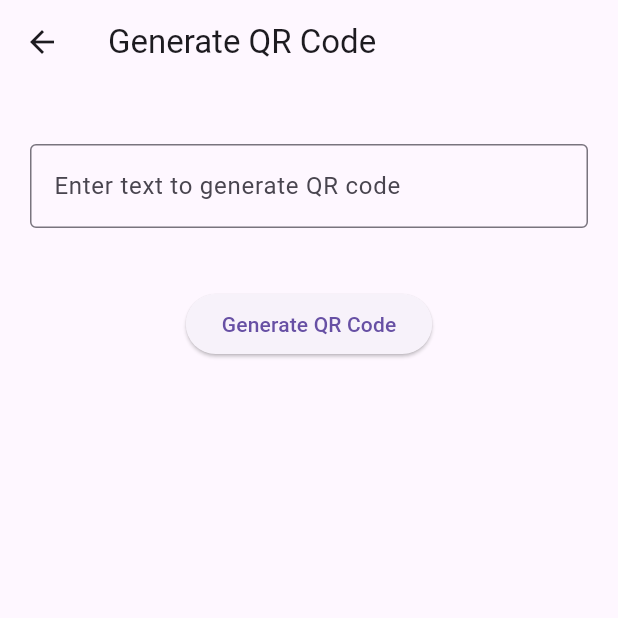
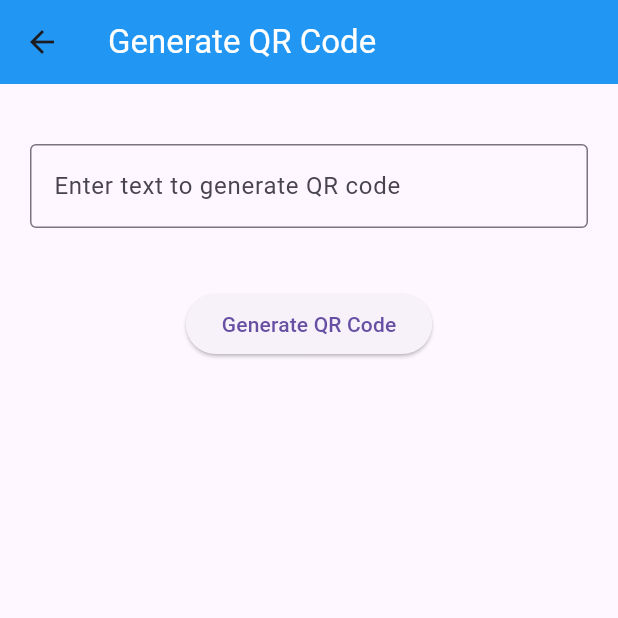
Before and after one commit to samiulislam09/qr-code-scanner, a Flutter app: the screen it shows after launch, after a tap on "Generate QR Code", on a phone screen of 412 x 824 dp, the top half of it. Run offline on Flutter 3.47's test engine with Material 3 defaults, Android fonts, the phone set to English and light mode, and no system bars; our stand-ins replace qr_flutter; missing offline and left inert: flutter_barcode_scanner.

```diff
--- a/lib/main.dart
+++ b/lib/main.dart
@@ -17,7 +17,7 @@ class _MainAppState extends State<MainApp> {
   Widget build(BuildContext context) {
     return MaterialApp(
       debugShowCheckedModeBanner: false,
-      home: SafeArea(child: HomePage()),
+      home: HomePage(),
     );
   }
 }
--- a/lib/pages/generate_qr_code.dart
+++ b/lib/pages/generate_qr_code.dart
@@ -14,7 +14,11 @@ class _GenerateQrCodeState extends State<GenerateQrCode> {
   Widget build(BuildContext context) {
     return Scaffold(
       appBar: AppBar(
-        title: Text("Generate QR Code"),
+        title: Text(
+          "Generate QR Code",
+          style: TextStyle(color: Colors.white),
+        ),
+        backgroundColor: Colors.blue,
       ),
       body: SingleChildScrollView(
         child: Column(
@@ -43,10 +47,11 @@ class _GenerateQrCodeState extends State<GenerateQrCode> {
               height: 20,
             ),
             ElevatedButton(
-                onPressed: () {
-                  setState(() {});
-                },
-                child: Text("Generate QR Code"))
+              onPressed: () {
+                setState(() {});
+              },
+              child: Text("Generate QR Code"),
+            ),
           ],
         ),
       ),
```
Also changed, not shown: lib/pages/scan_qr_code.dart (+42 -1 lines).
